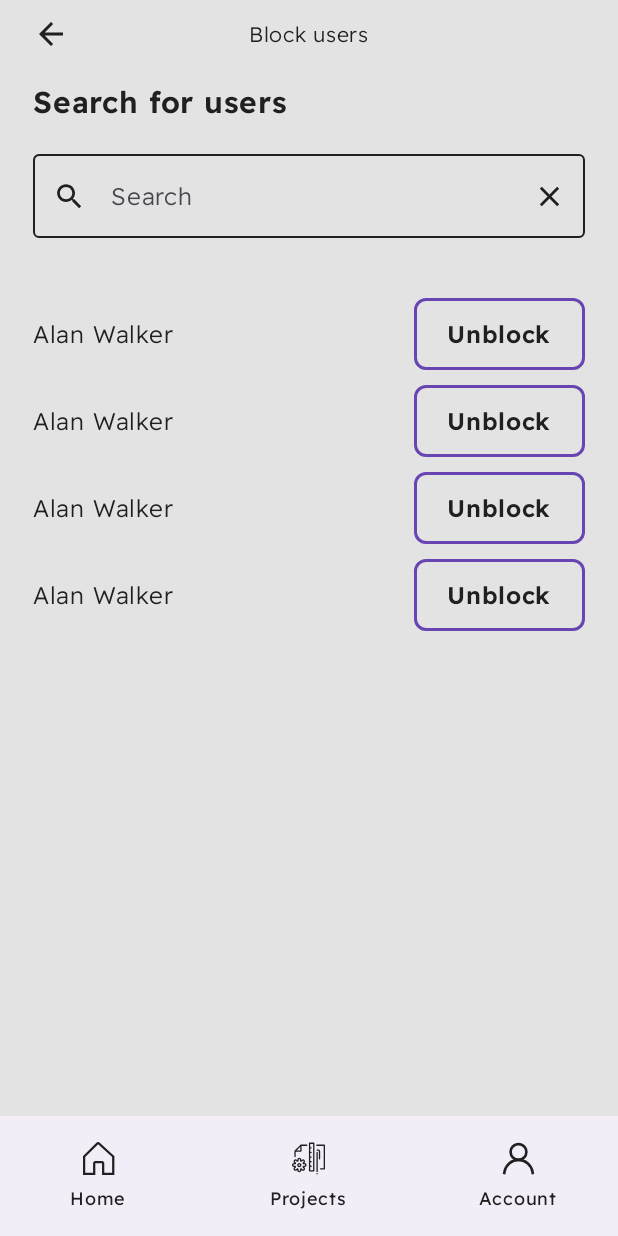
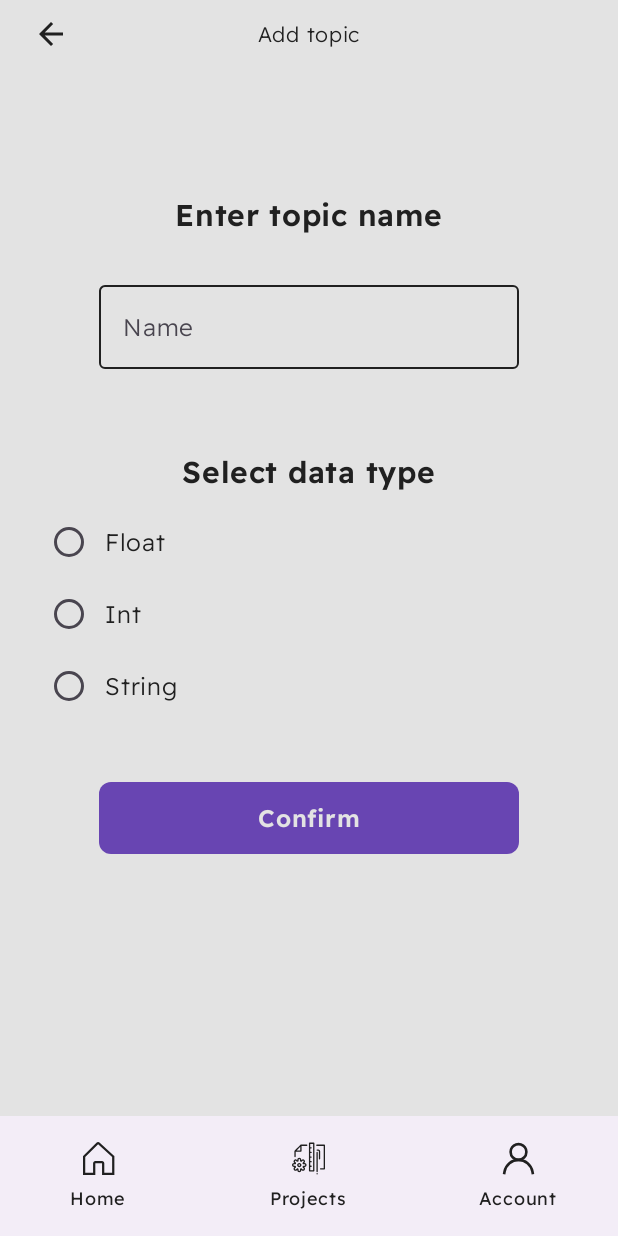
Before and after one commit to przemek06/iot_mobile, an Android app built with Jetpack Compose: the screen it shows after launch (MainActivity), on a phone screen of 412 x 824 dp. Run offline under Robolectric (Android 15) with nearby library versions, the phone set to English and light mode, and no system bars.

Commit message:
Add topic screen + navigation + topics

```diff
--- a/frontend/app/src/main/java/edu/pwr/iotmobile/androidimcs/app/koin/AppKoin.kt
+++ b/frontend/app/src/main/java/edu/pwr/iotmobile/androidimcs/app/koin/AppKoin.kt
@@ -8,6 +8,7 @@ import edu.pwr.iotmobile.androidimcs.helpers.event.EventImpl
 import edu.pwr.iotmobile.androidimcs.helpers.toast.Toast
 import edu.pwr.iotmobile.androidimcs.helpers.toast.ToastImpl
 import edu.pwr.iotmobile.androidimcs.ui.screens.account.AccountViewModel
+import edu.pwr.iotmobile.androidimcs.ui.screens.addtopic.AddTopicViewModel
 import edu.pwr.iotmobile.androidimcs.ui.screens.changepassword.ChangePasswordViewModel
 import edu.pwr.iotmobile.androidimcs.ui.screens.projectdetails.ProjectDetailsViewModel
 import edu.pwr.iotmobile.androidimcs.ui.screens.projects.ProjectsViewModel
@@ -53,6 +54,7 @@ object AppKoin {
         viewModelOf(::ChangePasswordViewModel)
         viewModelOf(::AdminViewModel)
         viewModelOf(::SearchViewModel)
+        viewModelOf(::AddTopicViewModel)
     }
 
     // Module for other singular classes
--- /dev/null
+++ b/frontend/app/src/main/java/edu/pwr/iotmobile/androidimcs/data/TopicType.kt
@@ -0,0 +1,7 @@
+package edu.pwr.iotmobile.androidimcs.data
+
+enum class TopicType(val label: String) {
+    FLOAT("Float"),
+    INT("Int"),
+    STRING("String")
+}
--- a/frontend/app/src/main/java/edu/pwr/iotmobile/androidimcs/ui/navigation/NavigationGraph.kt
+++ b/frontend/app/src/main/java/edu/pwr/iotmobile/androidimcs/ui/navigation/NavigationGraph.kt
@@ -11,6 +11,8 @@ import androidx.navigation.compose.composable
 import edu.pwr.iotmobile.androidimcs.ui.screens.changepassword.ChangePasswordNavigation
 import edu.pwr.iotmobile.androidimcs.ui.screens.account.AccountNavigation
 import edu.pwr.iotmobile.androidimcs.ui.screens.account.AccountScreen
+import edu.pwr.iotmobile.androidimcs.ui.screens.addtopic.AddTopicNavigation
+import edu.pwr.iotmobile.androidimcs.ui.screens.addtopic.AddTopicScreen
 import edu.pwr.iotmobile.androidimcs.ui.screens.admin.AdminNavigation
 import edu.pwr.iotmobile.androidimcs.ui.screens.admin.AdminScreen
 import edu.pwr.iotmobile.androidimcs.ui.screens.changepassword.ChangePasswordScreen
@@ -37,7 +39,7 @@ fun NavGraph(
 ) {
     NavHost(
         navController = navController,
-        startDestination = Screen.Search.path,
+        startDestination = Screen.AddTopic.path,
         modifier = Modifier.padding(innerPadding)
     ) {
         composable(Screen.Main.path) {
@@ -69,6 +71,10 @@ fun NavGraph(
                     navBackStackEntry = navBackStackEntry
                 )
             )
+        }
+
+        composable(Screen.AddTopic.path) {
+            AddTopicScreen(navigation = AddTopicNavigation.default(navController))
         }
 
         composable(Screen.Login.path) {
--- a/frontend/app/src/main/java/edu/pwr/iotmobile/androidimcs/ui/navigation/Screen.kt
+++ b/frontend/app/src/main/java/edu/pwr/iotmobile/androidimcs/ui/navigation/Screen.kt
@@ -36,6 +36,7 @@ sealed class Screen(
     )
 
     object ProjectDetails : Screen("projectDetails/{arguments}")
+    object AddTopic : Screen("addTopic")
 
     object Login : Screen("login")
     object Register : Screen("register")
--- /dev/null
+++ b/frontend/app/src/main/java/edu/pwr/iotmobile/androidimcs/ui/screens/addtopic/AddTopicNavigation.kt
@@ -0,0 +1,16 @@
+package edu.pwr.iotmobile.androidimcs.ui.screens.addtopic
+
+import androidx.navigation.NavHostController
+
+interface AddTopicNavigation {
+
+    fun goBack()
+
+    companion object {
+        fun default(navController: NavHostController) = object : AddTopicNavigation{
+            override fun goBack() {
+                navController.popBackStack()
+            }
+        }
+    }
+}
--- /dev/null
+++ b/frontend/app/src/main/java/edu/pwr/iotmobile/androidimcs/ui/screens/addtopic/AddTopicScreen.kt
@@ -0,0 +1,121 @@
+package edu.pwr.iotmobile.androidimcs.ui.screens.addtopic
+
+import androidx.compose.foundation.layout.Column
+import androidx.compose.foundation.layout.Row
+import androidx.compose.foundation.layout.fillMaxSize
+import androidx.compose.foundation.layout.fillMaxWidth
+import androidx.compose.foundation.layout.padding
+import androidx.compose.foundation.lazy.LazyColumn
+import androidx.compose.foundation.lazy.items
+import androidx.compose.material3.MaterialTheme
+import androidx.compose.material3.RadioButton
+import androidx.compose.material3.Text
+import androidx.compose.runtime.Composable
+import androidx.compose.runtime.collectAsState
+import androidx.compose.runtime.getValue
+import androidx.compose.ui.Alignment
+import androidx.compose.ui.Modifier
+import androidx.compose.ui.res.stringResource
+import edu.pwr.iotmobile.androidimcs.R
+import edu.pwr.iotmobile.androidimcs.data.TopicType
+import edu.pwr.iotmobile.androidimcs.ui.components.ButtonCommon
+import edu.pwr.iotmobile.androidimcs.ui.components.InputField
+import edu.pwr.iotmobile.androidimcs.ui.components.TopBar
+import edu.pwr.iotmobile.androidimcs.ui.theme.Dimensions
+import edu.pwr.iotmobile.androidimcs.ui.theme.HeightSpacer
+import org.koin.androidx.compose.koinViewModel
+
+@Composable
+fun AddTopicScreen(navigation: AddTopicNavigation) {
+
+    val viewModel = koinViewModel<AddTopicViewModel>()
+    val uiState by viewModel.uiState.collectAsState()
+    val uiInteraction = AddTopicUiInteraction.default(viewModel)
+
+    AddTopicScreenContent(
+        navigation = navigation,
+        uiState = uiState,
+        uiInteraction = uiInteraction
+    )
+}
+
+@Composable
+private fun AddTopicScreenContent(
+    navigation: AddTopicNavigation,
+    uiState: AddTopicUiState,
+    uiInteraction: AddTopicUiInteraction
+) {
+
+    Column(
+        modifier = Modifier
+            .fillMaxSize()
+            .padding(horizontal = Dimensions.space22)
+    ) {
+        TopBar(text = stringResource(R.string.add_topic)) {
+            navigation.goBack()
+        }
+        LazyColumn(
+            horizontalAlignment = Alignment.CenterHorizontally
+        ) {
+            item {
+                Dimensions.space85.HeightSpacer()
+                Text(
+                    text = stringResource(id = R.string.enter_topic_name),
+                    style = MaterialTheme.typography.titleSmall,
+                    color = MaterialTheme.colorScheme.onBackground
+                )
+                Dimensions.space22.HeightSpacer()
+                InputField(
+                    text = uiState.inputFieldData.text,
+                    label = stringResource(uiState.inputFieldData.label)
+                ) { uiInteraction.onTextChange(it) }
+                Dimensions.space40.HeightSpacer()
+                Text(
+                    text = stringResource(id = R.string.select_data_type),
+                    style = MaterialTheme.typography.titleSmall,
+                    color = MaterialTheme.colorScheme.onBackground
+                )
+                Dimensions.space10.HeightSpacer()
+            }
+            items(TopicType.values()) {
+                TopicRadio(
+                    topic = it,
+                    uiState = uiState,
+                    uiInteraction = uiInteraction
+                )
+            }
+            item {
+                Dimensions.space40.HeightSpacer()
+                ButtonCommon(
+                    text = stringResource(id = R.string.confirm),
+                    width = Dimensions.buttonWidth
+                ) { }
+            }
+        }
+    }
+}
+
+@Composable
+private fun TopicRadio(
+    topic: TopicType,
+    uiState: AddTopicUiState,
+    uiInteraction: AddTopicUiInteraction
+) {
+    Row(
+        modifier = Modifier
+            .fillMaxWidth(),
+        verticalAlignment = Alignment.CenterVertically
+    ) {
+        RadioButton(
+            selected = uiState.selectedTopic == topic.name,
+            onClick = { uiInteraction.selectTopic(topic) }
+        )
+        Text(
+            modifier = Modifier
+                .weight(1f),
+            text = topic.label,
+            style = MaterialTheme.typography.bodyLarge,
+            color = MaterialTheme.colorScheme.onBackground
+        )
+    }
+}
--- /dev/null
+++ b/frontend/app/src/main/java/edu/pwr/iotmobile/androidimcs/ui/screens/addtopic/AddTopicUiInteraction.kt
@@ -0,0 +1,21 @@
+package edu.pwr.iotmobile.androidimcs.ui.screens.addtopic
+
+import edu.pwr.iotmobile.androidimcs.data.TopicType
+
+interface AddTopicUiInteraction {
+
+    fun onTextChange(text: String)
+    fun selectTopic(topic: TopicType)
+
+    companion object {
+        fun default(viewModel: AddTopicViewModel) = object : AddTopicUiInteraction {
+            override fun onTextChange(text: String) {
+                viewModel.onTextChange(text = text)
+            }
+
+            override fun selectTopic(topic: TopicType) {
+                viewModel.selectTopic(topic)
+            }
+        }
+    }
+}
--- /dev/null
+++ b/frontend/app/src/main/java/edu/pwr/iotmobile/androidimcs/ui/screens/addtopic/AddTopicUiState.kt
@@ -0,0 +1,22 @@
+package edu.pwr.iotmobile.androidimcs.ui.screens.addtopic
+
+import edu.pwr.iotmobile.androidimcs.R
+import edu.pwr.iotmobile.androidimcs.data.InputFieldData
+
+data class AddTopicUiState(
+    val inputFieldData: InputFieldData,
+    val selectedTopic: String
+) {
+    companion object {
+        fun default(
+            inputFieldData: InputFieldData = InputFieldData(
+                text = "",
+                label = R.string.name
+            ),
+            selectedTopic: String = ""
+        ) = AddTopicUiState(
+            inputFieldData = inputFieldData,
+            selectedTopic = selectedTopic
+        )
+    }
+}
--- /dev/null
+++ b/frontend/app/src/main/java/edu/pwr/iotmobile/androidimcs/ui/screens/addtopic/AddTopicViewModel.kt
@@ -0,0 +1,28 @@
+package edu.pwr.iotmobile.androidimcs.ui.screens.addtopic
+
+import androidx.lifecycle.ViewModel
+import edu.pwr.iotmobile.androidimcs.data.TopicType
+import kotlinx.coroutines.flow.MutableStateFlow
+import kotlinx.coroutines.flow.asStateFlow
+import kotlinx.coroutines.flow.update
+
+class AddTopicViewModel : ViewModel() {
+
+    private val _uiState = MutableStateFlow(AddTopicUiState.default())
+    val uiState = _uiState.asStateFlow()
+
+    init {
+        _uiState.update { it.copy() }
+    }
+
+    fun onTextChange(text: String) {
+        _uiState.update {
+            it.copy(inputFieldData = it.inputFieldData.copy(text = text))
+        }
+    }
+    fun selectTopic(topic: TopicType) {
+        _uiState.update {
+            it.copy(selectedTopic = topic.name)
+        }
+    }
+}
--- a/frontend/app/src/main/java/edu/pwr/iotmobile/androidimcs/ui/theme/Dimensions.kt
+++ b/frontend/app/src/main/java/edu/pwr/iotmobile/androidimcs/ui/theme/Dimensions.kt
@@ -35,6 +35,8 @@ object  Dimensions {
         get() = 40.dp
     val space60: Dp
         get() = 60.dp
+    val space85: Dp
+        get() = 85.dp
     val topBarHeight: Dp
         get() = 45.dp
     val optionItemHeight: Dp
--- a/frontend/app/src/main/res/values/strings.xml
+++ b/frontend/app/src/main/res/values/strings.xml
@@ -36,7 +36,11 @@
     <string name="no">No</string>
     <string name="cancel">Cancel</string>
     <string name="search">Search</string>
+    <string name="close">Close</string>
     <string name="enter_project_name">Enter project name below</string>
+    <string name="add_topic">Add topic</string>
+    <string name="enter_topic_name">Enter topic name</string>
+    <string name="select_data_type">Select data type</string>
 
     <string name="main_screen_1">Welcome ,</string>
     <string name="main_screen_2">Last used dashboards</string>
```
Also changed, not shown: frontend/app/src/main/java/edu/pwr/iotmobile/androidimcs/ui/components/Info.kt (added, +64 -0 lines).
